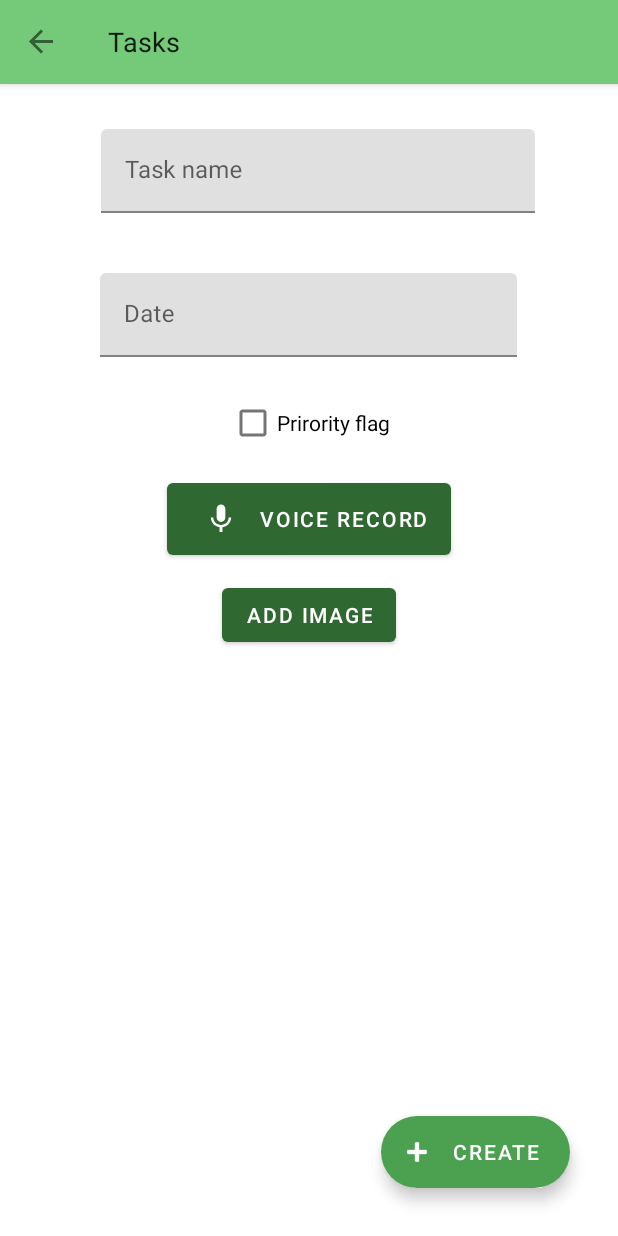
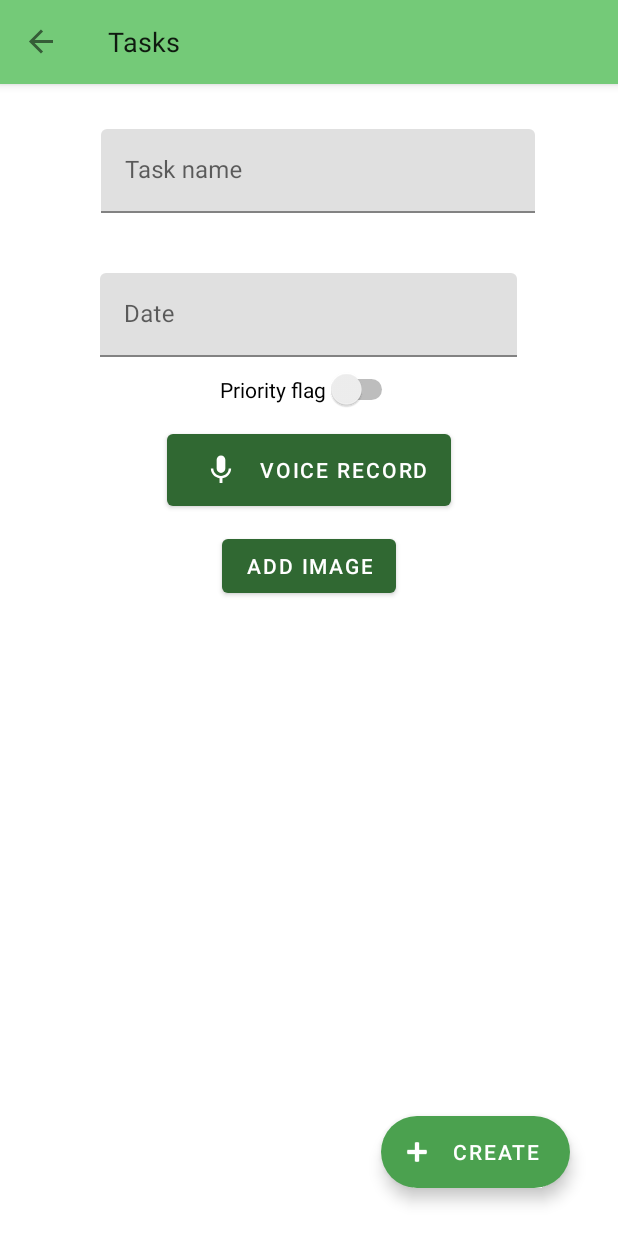
Before and after one commit to Kubixxu/TODOList, an Android app: the TaskFromFragment screen opened through its navigation route, on a phone screen of 412 x 824 dp. Run offline under Robolectric (Android 15) with nearby library versions, the phone set to English and light mode, and no system bars; our stand-ins replace Room's generated code, navigation-ui.

Commit message:
Fix flag and mic icon, priority flag checkbox appearance

```diff
--- a/app/src/main/java/com/example/todolist/task/TaskFromFragment.kt
+++ b/app/src/main/java/com/example/todolist/task/TaskFromFragment.kt
@@ -18,6 +18,7 @@ import android.view.LayoutInflater
 import android.view.View
 import android.view.ViewGroup
 import android.widget.CheckBox
+import android.widget.Switch
 import android.widget.TextView
 import androidx.annotation.RequiresApi
 import android.widget.Toast
@@ -246,7 +247,7 @@ class TaskFromFragment : Fragment() {
         var errors: Boolean = false
         view.apply {
             val sdf = DateTimeFormatter.ofPattern("dd-MM-yyyy")
-            val flag = findViewById<CheckBox>(R.id.checkBox).isChecked
+            val flag = findViewById<Switch>(R.id.checkBox).isChecked
             var name = findViewById<TextInputEditText>(R.id.nameInput).text.toString()
             val date = findViewById<TextInputEditText>(R.id.dateInput).text.toString()
             val isVoiceRecord: Boolean = audio_path != null && !audio_path.equals("")
@@ -292,7 +293,7 @@ class TaskFromFragment : Fragment() {
         var errors: Boolean = false
         view.apply {
             val sdf = DateTimeFormatter.ofPattern("dd-MM-yyyy")
-            val flag = findViewById<CheckBox>(R.id.checkBox).isChecked
+            val flag = findViewById<Switch>(R.id.checkBox).isChecked
             var name = findViewById<TextInputEditText>(R.id.nameInput).text.toString()
             val date = findViewById<TextInputEditText>(R.id.dateInput).text.toString()
             var taskDate: LocalDate? = null
--- a/app/src/main/res/layout/task_form.xml
+++ b/app/src/main/res/layout/task_form.xml
@@ -63,13 +63,14 @@
         app:iconTint="@color/white"/>
 
 
-    <CheckBox
+    <Switch
         android:id="@+id/checkBox"
         android:layout_width="wrap_content"
         android:layout_height="wrap_content"
-        android:layout_marginTop="20dp"
-        android:text="Prirority flag"
+        android:layout_marginTop="8dp"
+        android:text="Priority flag"
         app:layout_constraintEnd_toEndOf="parent"
+        app:layout_constraintHorizontal_bias="0.501"
         app:layout_constraintStart_toStartOf="parent"
         app:layout_constraintTop_toBottomOf="@+id/dateInputLayout" />
 
@@ -123,5 +124,4 @@
         />
 
 
-
 </androidx.constraintlayout.widget.ConstraintLayout>
```
Also changed, not shown: app/src/main/java/com/example/todolist/task/TasksListAdapter.kt (+14 -13 lines), app/src/main/res/layout/task.xml (+32 -31 lines).
